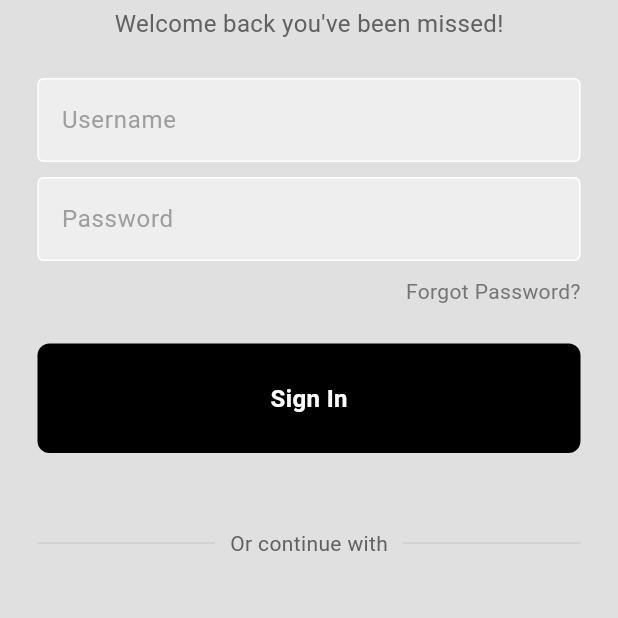
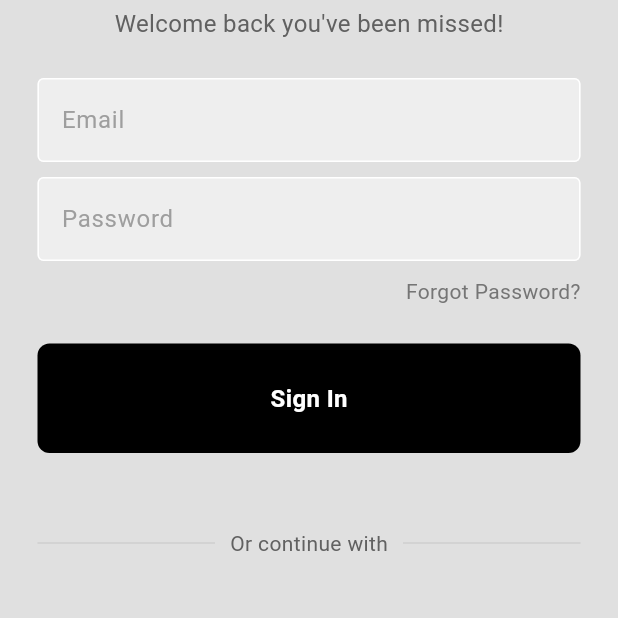
Before and after one commit to kismatTech/Home-Automation-System, a Flutter app: the screen it shows after launch, on a phone screen of 412 x 824 dp, the part 342-960 px from its top. Run offline on Flutter 3.47's test engine with Material 3 defaults, Android fonts, the phone set to English and light mode, and no system bars; our stand-ins replace firebase_auth, firebase_core, google_fonts; accounts and stored records are empty.

Commit message:
login setup

```diff
--- a/lib/components/square_tile.dart
+++ b/lib/components/square_tile.dart
@@ -10,7 +10,7 @@ class SquareTile extends StatelessWidget {
   @override
   Widget build(BuildContext context) {
     return Container(
-      padding: EdgeInsets.all(20),
+      padding: const EdgeInsets.all(20),
       decoration: BoxDecoration(
         border: Border.all(color: Colors.white),
         borderRadius: BorderRadius.circular(16),
--- a/lib/main.dart
+++ b/lib/main.dart
@@ -1,8 +1,10 @@
+import 'package:flutter/material.dart';
 import 'package:firebase_core/firebase_core.dart';
+import 'package:homeautomation/pages/auth_page.dart';
+import 'package:homeautomation/pages/home_page.dart';
 import 'pages/login_page.dart';
 import 'firebase_options.dart';
-import 'package:flutter/material.dart';
-import 'pages/home_page.dart';
+
 
 void main() async {
   WidgetsFlutterBinding.ensureInitialized(); // Ensure proper initialization
@@ -21,7 +23,7 @@ class MyApp extends StatelessWidget {
   Widget build(BuildContext context) {
     return MaterialApp(
       debugShowCheckedModeBanner: false,
-      home: LoginPage(),
+      home: AuthPage(),
     );
   }
 }
--- /dev/null
+++ b/lib/pages/auth_page.dart
@@ -0,0 +1,27 @@
+import 'package:firebase_auth/firebase_auth.dart';
+import 'package:flutter/material.dart';
+import 'package:homeautomation/pages/home_page.dart';
+import 'package:homeautomation/pages/login_page.dart';
+
+class AuthPage extends StatelessWidget {
+  const AuthPage({super.key});
+
+  @override
+  Widget build(BuildContext context) {
+    return Scaffold(
+
+    body: StreamBuilder<User?>(
+      stream: FirebaseAuth.instance.authStateChanges(),
+      builder: (context, snapshot) {
+        if (snapshot.hasData) {
+          return const HomePage();
+        }
+        else{
+        return LoginPage();
+        }
+      },
+    ),
+    );
+  }
+
+}
--- a/lib/pages/login_page.dart
+++ b/lib/pages/login_page.dart
@@ -1,4 +1,5 @@
 import 'package:flutter/material.dart';
+import 'package:firebase_auth/firebase_auth.dart';
 import 'package:homeautomation/components/my_button.dart';
 import 'package:homeautomation/components/my_textfield.dart';
 import 'package:homeautomation/components/square_tile.dart';
@@ -7,11 +8,16 @@ class LoginPage extends StatelessWidget {
   LoginPage({super.key});
 
   // text editing controllers
-  final usernameController = TextEditingController();
+  final emailController = TextEditingController();
   final passwordController = TextEditingController();
 
   // sign user in method
-  void signUserIn() {}
+  void signUserIn() async{
+    await FirebaseAuth.instance.signInWithEmailAndPassword(
+      email: emailController.text,
+      password: passwordController.text,
+    );
+  }
 
   @override
   Widget build(BuildContext context) {
@@ -44,10 +50,10 @@ class LoginPage extends StatelessWidget {
 
               const SizedBox(height: 25),
 
-              // username textfield
+              // email textfield
               MyTextField(
-                controller: usernameController,
-                hintText: 'Username',
+                controller: emailController,
+                hintText: 'Email',
                 obscureText: false,
               ),
 
@@ -116,9 +122,9 @@ class LoginPage extends StatelessWidget {
               const SizedBox(height: 50),
 
               // google + apple sign in buttons
-              Row(
+              const Row(
                 mainAxisAlignment: MainAxisAlignment.center,
-                children: const [
+                children: [
                   // google button
                   SquareTile(imagePath: 'lib/icons/google.png'),
 
--- a/pubspec.yaml
+++ b/pubspec.yaml
@@ -48,6 +48,7 @@ dev_dependencies:
   # rules and activating additional ones.
   flutter_lints: ^4.0.0
   firebase_core: ^3.9.0
+  firebase_auth: ^5.3.4
 
 # For information on the generic Dart part of this file, see the
 # following page: https://dart.dev/tools/pub/pubspec
```
Also changed, not shown: pubspec.lock, 4 other files.
